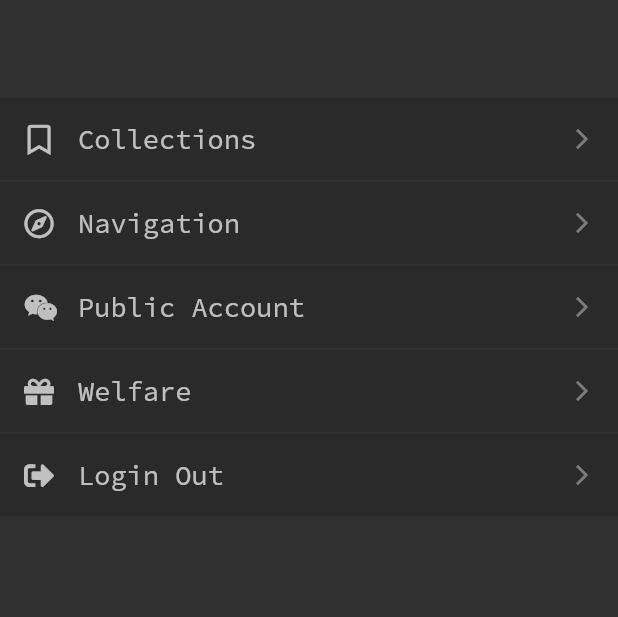
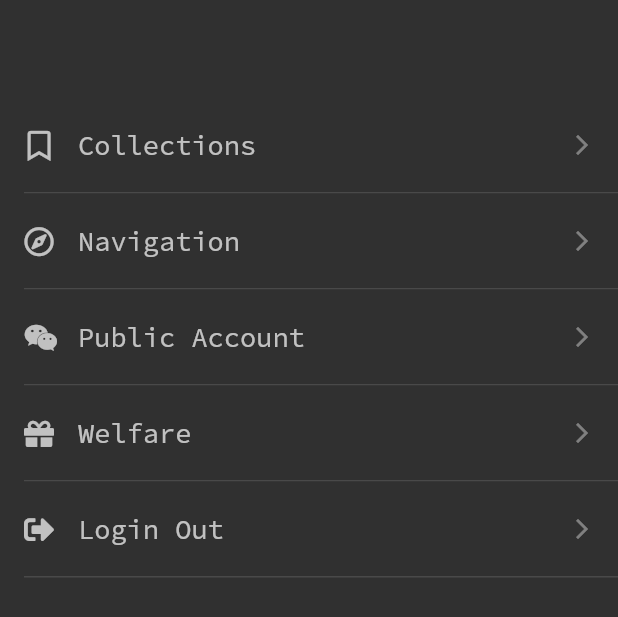
Before and after one commit to sqsong66/flutter_wanandroid_redux, a Flutter app: the SettingContent widget shown alone on an empty page, opened directly, on a phone screen of 412 x 824 dp. Shown: the top 617 px of the screen. Run offline on Flutter 3.47's test engine with Material 2 defaults, Android fonts, the phone set to English and light mode, and no system bars; our stand-ins replace cookie_jar, dio, dio_cookie_manager, flutter_html, flutter_redux, fluttertoast and 6 more; missing offline and left inert: alice, circular_reveal_animation, esys_flutter_share; accounts and stored records are empty; statements that could not run were skipped.

Commit message:
change some style

```diff
--- a/lib/widget/setting_content.dart
+++ b/lib/widget/setting_content.dart
@@ -18,15 +18,15 @@ class SettingContent extends StatelessWidget {
           SizedBox(height: 65.0),
           SettingItemWidget(
               icon: FontAwesomeIcons.bookmark, title: "Collections"),
-          SizedBox(height: 1.0),
+          Container(height: 1.0, color: Colors.white12, margin: EdgeInsets.only(left: 16)),
           SettingItemWidget(
               icon: FontAwesomeIcons.compass, title: "Navigation"),
-          SizedBox(height: 1.0),
+          Container(height: 1.0, color: Colors.white12, margin: EdgeInsets.only(left: 16)),
           SettingItemWidget(
               icon: FontAwesomeIcons.weixin, title: "Public Account"),
-          SizedBox(height: 1.0),
+          Container(height: 1.0, color: Colors.white12, margin: EdgeInsets.only(left: 16)),
           SettingItemWidget(icon: FontAwesomeIcons.gift, title: "Welfare"),
-          SizedBox(height: 1.0),
+          Container(height: 1.0, color: Colors.white12, margin: EdgeInsets.only(left: 16)),
           SettingItemWidget(
             icon: FontAwesomeIcons.signOutAlt,
             title: "Login Out",
@@ -36,6 +36,7 @@ class SettingContent extends StatelessWidget {
                   builder: (BuildContext context) => LoginScreen()));
             },
           ),
+          Container(height: 1.0, color: Colors.white12, margin: EdgeInsets.only(left: 16)),
         ],
       ),
     );
--- a/lib/widget/setting_item_widget.dart
+++ b/lib/widget/setting_item_widget.dart
@@ -14,8 +14,8 @@ class SettingItemWidget extends StatelessWidget {
           onClick();
         },
         child: Container(
-          color: Colors.black12,
-          padding: EdgeInsets.symmetric(horizontal: 16.0, vertical: 16.0),
+          // color: Colors.black12,
+          padding: EdgeInsets.symmetric(horizontal: 16.0, vertical: 20.0),
           child: Row(
             children: <Widget>[
               Icon(icon, size: 20.0, color: Colors.white70),
--- a/pubspec.yaml
+++ b/pubspec.yaml
@@ -26,7 +26,7 @@ dependencies:
   dio_cookie_manager: ^1.0.0
   font_awesome_flutter: ^8.5.0
   circular_reveal_animation: ^1.1.3
-  shared_preferences: ^0.5.6
+  shared_preferences: ^0.5.4
   flutter_html: ^0.11.0
   html: ^0.14.0+3
 
```
Also changed, not shown: pubspec.lock.
